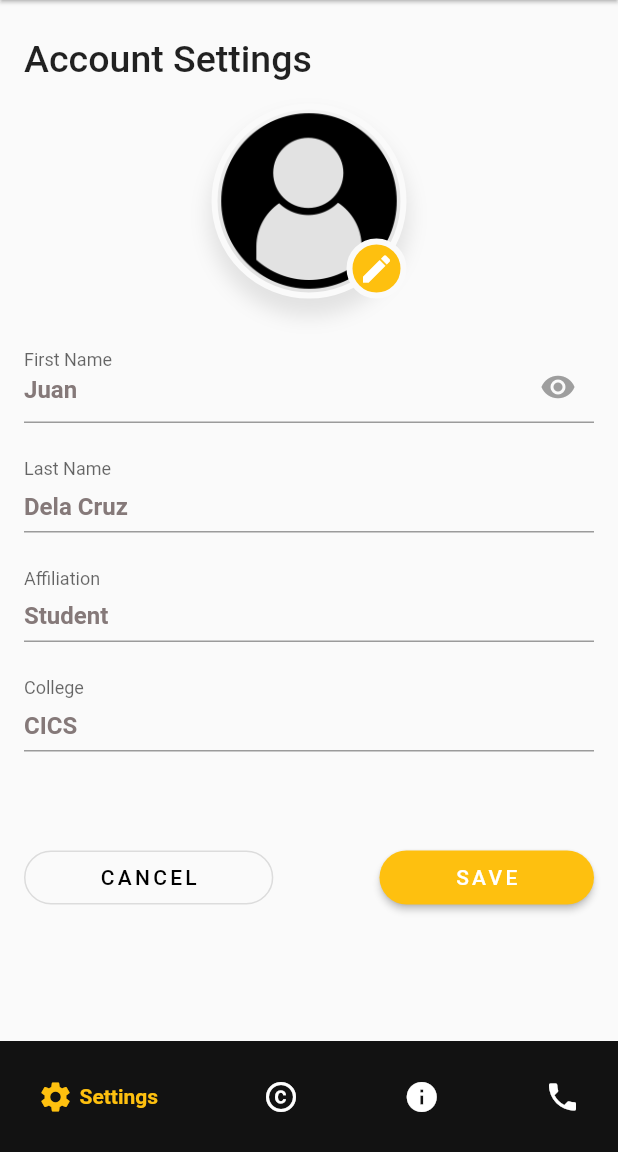
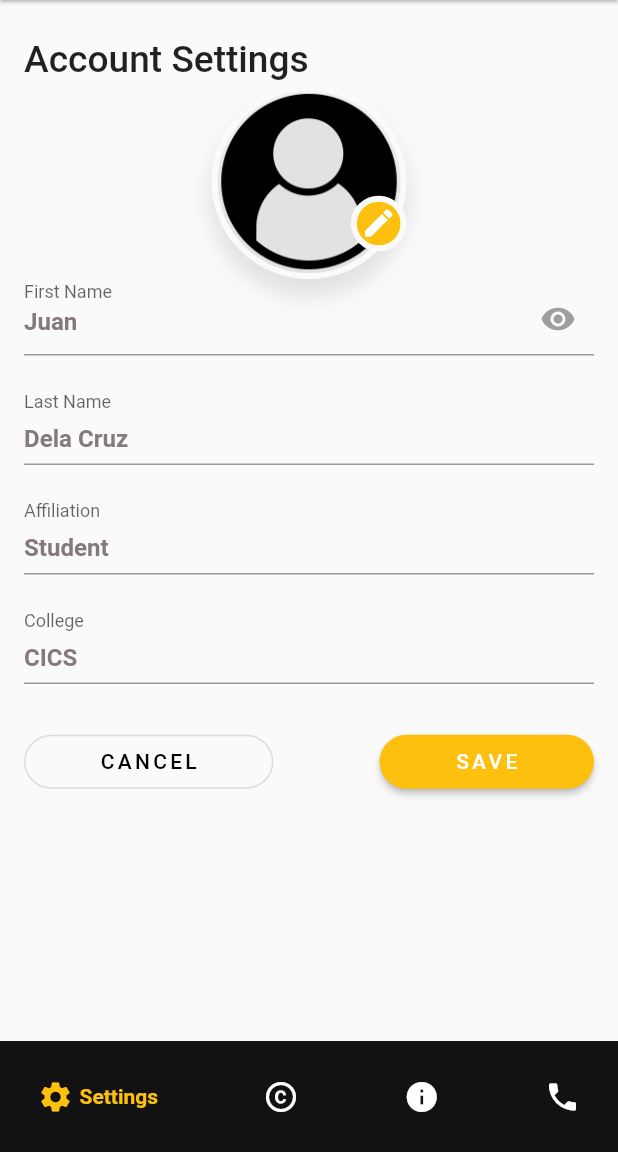
Before and after one commit to SalamenciumZ/tom_conn, a Flutter app: the settings screen opened by its route, on a phone screen of 412 x 824 dp, the part 84-1236 px from its top. Run offline on Flutter 3.47's test engine with Material 2 defaults, Android fonts, the phone set to English and light mode, and no system bars; drawn by our look-alikes of google_nav_bar; our stand-ins replace auto_size_text, ionicons, line_awesome_flutter, lottie, material_design_icons_flutter, smooth_page_indicator; missing offline and left inert: round_icon.

Commit message:
settings responsiveness

```diff
--- a/lib/login.dart
+++ b/lib/login.dart
@@ -30,7 +30,7 @@ class _LoginState extends State<Login> {
                     mainAxisAlignment: MainAxisAlignment.center,
                     children: [
                       Image.asset(
-                        'assets/images/tiger_logo.png',
+                        'assets/images/tomasino_connect_logo.png',
                         height: getScreenHeight(context) * 0.3,
                         width: getScreenWidth(context) * 0.4,
                         fit: BoxFit.fitHeight,
@@ -43,7 +43,7 @@ class _LoginState extends State<Login> {
                                 fontSize: getScreenWidth(context) * 0.055,
                                 fontFamily: 'Neo-Syber',
                                 fontWeight: FontWeight.bold,
-                                color: Colors.white),
+                                color: Colors.black),
                           ),
                           Text(
                             'CONNECT',
@@ -51,7 +51,7 @@ class _LoginState extends State<Login> {
                               fontSize: getScreenWidth(context) * 0.055,
                               fontFamily: 'Neo-Syber',
                               fontWeight: FontWeight.bold,
-                              color: Colors.white,
+                              color: Colors.black,
                             ),
                           )
                         ],
--- a/lib/settings.dart
+++ b/lib/settings.dart
@@ -2,6 +2,7 @@ import 'package:flutter/cupertino.dart';
 import 'package:flutter/material.dart';
 import 'package:google_nav_bar/google_nav_bar.dart';
 import 'package:lottie/lottie.dart';
+import 'package:tom_conn/utilities/getWH.dart';
 
 class settings extends StatefulWidget {
   const settings({Key? key}) : super(key: key);
@@ -43,10 +44,12 @@ class _settingsState extends State<settings> {
             children: [
               Text(
                 "Account Settings",
-                style: TextStyle(fontSize: 25, fontWeight: FontWeight.w500),
+                style: TextStyle(
+                    fontSize: getScreenWidth(context) * 0.06,
+                    fontWeight: FontWeight.w500),
               ),
               SizedBox(
-                height: 15,
+                height: getScreenHeight(context) * 0.0025,
               ),
               Center(
                 child: Stack(
@@ -75,8 +78,8 @@ class _settingsState extends State<settings> {
                       bottom: 0,
                       right: 0,
                       child: Container(
-                        height: 40,
-                        width: 40,
+                        height: getScreenHeight(context) * 0.09,
+                        width: getScreenWidth(context) * 0.09,
                         decoration: BoxDecoration(
                           shape: BoxShape.circle,
                           border: Border.all(
@@ -92,14 +95,14 @@ class _settingsState extends State<settings> {
                 ),
               ),
               SizedBox(
-                height: 35,
+                height: getScreenHeight(context) * 0.0035,
               ),
               buildTextField("First Name", "Juan", true),
               buildTextField("Last Name", "Dela Cruz", false),
               buildTextField("Affiliation", "Student", false),
               buildTextField("College", "CICS", false),
               SizedBox(
-                height: 35,
+                height: getScreenHeight(context) * 0.0035,
               ),
               Row(
                 mainAxisAlignment: MainAxisAlignment.spaceBetween,
@@ -156,7 +159,7 @@ class _settingsState extends State<settings> {
 
   Widget buildTextField(String labelText, String placeholder, bool isObscure) {
     return Padding(
-      padding: const EdgeInsets.only(bottom: 25.0),
+      padding: const EdgeInsets.only(bottom: 25),
       child: TextField(
         obscureText: isObscure ? showPassword : false,
         decoration: InputDecoration(
@@ -176,7 +179,7 @@ class _settingsState extends State<settings> {
           floatingLabelBehavior: FloatingLabelBehavior.always,
           hintText: placeholder,
           hintStyle: TextStyle(
-            fontSize: 16,
+            fontSize: getScreenWidth(context) * 0.039,
             fontWeight: FontWeight.bold,
             color: Color(0xFF857979),
           ),
```
Also changed, not shown: assets/images/tomasino_connect_logo.png (added).
